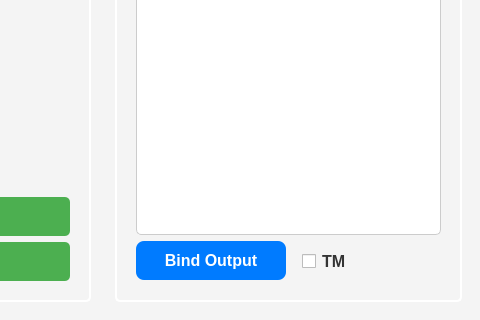
The window that app_dependency/mainwindow.ui (carl0801/ElbowExo) describes before a commit, drawn with Qt 5; both pictures show x 544 to 1024 and y 448 to 768 of the 1024 by 768 pixel window.
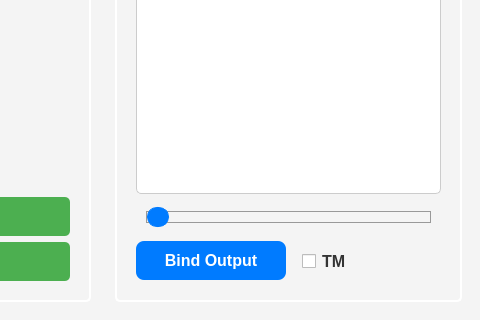
The same window after the commit.

Patch:
```diff
--- a/app_dependency/mainwindow.ui
+++ b/app_dependency/mainwindow.ui
@@ -550,6 +550,40 @@
                                                 </property>
                                             </widget>
                                         </item>
+                                        <item>
+                                            <widget class="QSlider" name="slider">
+                                                <property name="orientation">
+                                                    <enum>Qt::Horizontal</enum>
+                                                </property>
+                                                <property name="styleSheet">
+                                                    <string>
+                                                        QSlider {
+                                                            background-color: #f4f4f4;
+                                                            border: none;
+                                                        }
+                                                        QSlider::groove:horizontal {
+                                                            border: 1px solid #999999;
+                                                            height: 10px;
+                                                            background: #f4f4f4;
+                                                            margin: 0px;
+                                                        }
+                                                        QSlider::handle:horizontal {
+                                                            background: #007BFF;
+                                                            border: 1px solid #007BFF;
+                                                            width: 20px;
+                                                            margin: -5px 0;
+                                                            border-radius: 10px;
+                                                        }
+                                                    </string>
+                                                </property>
+                                                <property name="minimum">
+                                                    <number>0</number>
+                                                </property>
+                                                <property name="maximum">
+                                                    <number>20</number>
+                                                </property>
+                                            </widget>
+                                        </item>
                                         <item>
                                             <layout class="QHBoxLayout" name="bind_output_layout">
                                                 <item>
```
